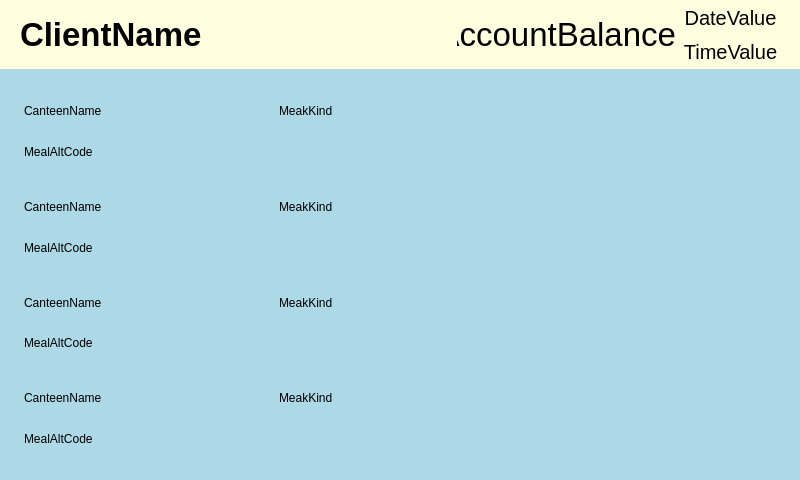
Above: ServerApp/SubApps/Inform/Layouts/CardScannedLayout.ui from KelloTomas/CVUTMasterThesis before the change. Below: the same form after it.
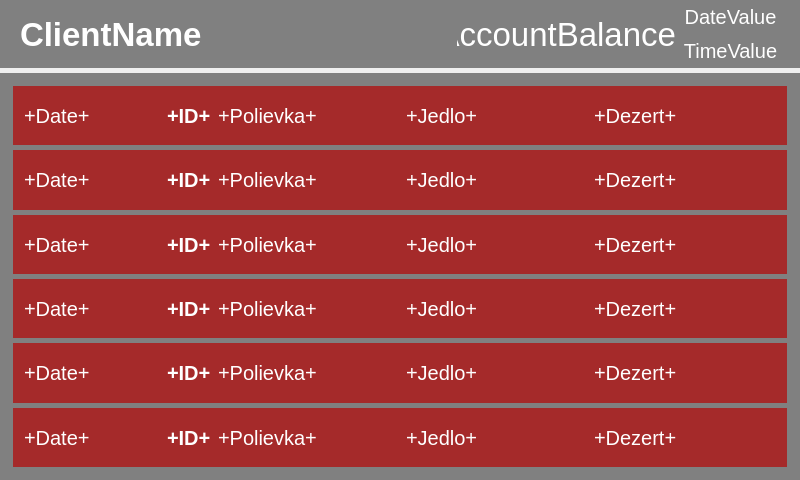
That is the form after the change.

The edit to the form file:
```diff
--- a/ServerApp/SubApps/Inform/Layouts/CardScannedLayout.ui
+++ b/ServerApp/SubApps/Inform/Layouts/CardScannedLayout.ui
@@ -15,7 +15,7 @@
   </property>
   <layout class="QVBoxLayout" name="verticalLayout_10" stretch="1,6">
    <property name="spacing">
-    <number>0</number>
+    <number>5</number>
    </property>
    <property name="leftMargin">
     <number>0</number>
@@ -38,7 +38,7 @@
       </sizepolicy>
      </property>
      <property name="styleSheet">
-      <string notr="true">background:LightYellow</string>
+      <string notr="true">background:Gray</string>
      </property>
      <property name="class" stdset="0">
       <string>lightPanelStyle</string>
@@ -75,7 +75,7 @@
          </font>
         </property>
         <property name="styleSheet">
-         <string notr="true"/>
+         <string notr="true">color:white</string>
         </property>
         <property name="text">
          <string>ClientName</string>
@@ -95,6 +95,9 @@
           <pointsize>25</pointsize>
          </font>
         </property>
+        <property name="styleSheet">
+         <string notr="true">color:white</string>
+        </property>
         <property name="text">
          <string>AccountBalance</string>
         </property>
@@ -143,6 +146,9 @@
              <pointsize>15</pointsize>
             </font>
            </property>
+           <property name="styleSheet">
+            <string notr="true">color:white</string>
+           </property>
            <property name="text">
             <string>DateValue</string>
            </property>
@@ -167,6 +173,9 @@
              <pointsize>15</pointsize>
             </font>
            </property>
+           <property name="styleSheet">
+            <string notr="true">color:white</string>
+           </property>
            <property name="text">
             <string>TimeValue</string>
            </property>
@@ -193,14 +202,14 @@
       </sizepolicy>
      </property>
      <property name="styleSheet">
-      <string notr="true">background:lightBlue</string>
+      <string notr="true">background:gray</string>
      </property>
      <property name="class" stdset="0">
       <string>darkPanelStyle</string>
      </property>
-     <layout class="QVBoxLayout" name="verticalLayout" stretch="0">
+     <layout class="QVBoxLayout" name="verticalLayout" stretch="0,0,0,0,0,0">
       <property name="spacing">
-       <number>0</number>
+       <number>5</number>
       </property>
       <property name="leftMargin">
        <number>13</number>
@@ -215,7 +224,10 @@
        <number>13</number>
       </property>
       <item>
-       <widget class="QWidget" name="_tableLayout" native="true">
+       <widget class="QWidget" name="_tableLayout_0" native="true">
+        <property name="styleSheet">
+         <string notr="true">background:brown</string>
+        </property>
         <property name="class" stdset="0">
          <string>tableBgStyle</string>
         </property>
@@ -240,33 +252,25 @@
            <property name="class" stdset="0">
             <string>tableCell</string>
            </property>
-           <layout class="QGridLayout" name="row_0" columnstretch="1,2">
-            <item row="0" column="1">
-             <widget class="QLabel" name="ClientMealKind_0">
+           <layout class="QHBoxLayout" name="horizontalLayout" stretch="3,1,4,4,4">
+            <item>
+             <widget class="QLabel" name="Date_0">
               <property name="sizePolicy">
                <sizepolicy hsizetype="Ignored" vsizetype="Ignored">
                 <horstretch>0</horstretch>
                 <verstretch>0</verstretch>
                </sizepolicy>
               </property>
-              <property name="text">
-               <string>MeakKind</string>
+              <property name="font">
+               <font>
+                <pointsize>15</pointsize>
+               </font>
               </property>
-              <property name="class" stdset="0">
-               <string>servedMealsListMealKindStyle</string>
+              <property name="styleSheet">
+               <string notr="true">color:white</string>
               </property>
-             </widget>
-            </item>
-            <item row="1" column="0" colspan="2">
-             <widget class="QLabel" name="ClientMealAlt_0">
-              <property name="sizePolicy">
-               <sizepolicy hsizetype="Ignored" vsizetype="Ignored">
-                <horstretch>0</horstretch>
-                <verstretch>0</verstretch>
-               </sizepolicy>
-              </property>
               <property name="text">
-               <string>MealAltCode</string>
+               <string>+Date+</string>
               </property>
               <property name="alignment">
                <set>Qt::AlignLeading|Qt::AlignLeft|Qt::AlignVCenter</set>
@@ -276,124 +280,302 @@
               </property>
              </widget>
             </item>
-            <item row="0" column="0">
-             <widget class="QLabel" name="CanteenName_0">
+            <item>
+             <widget class="QLabel" name="IdMenu_0">
               <property name="sizePolicy">
                <sizepolicy hsizetype="Ignored" vsizetype="Ignored">
                 <horstretch>0</horstretch>
                 <verstretch>0</verstretch>
                </sizepolicy>
               </property>
-              <property name="text">
-               <string>CanteenName</string>
+              <property name="font">
+               <font>
+                <pointsize>15</pointsize>
+                <weight>75</weight>
+                <bold>true</bold>
+               </font>
               </property>
-              <property name="alignment">
-               <set>Qt::AlignLeading|Qt::AlignLeft|Qt::AlignVCenter</set>
+              <property name="styleSheet">
+               <string notr="true">color:white</string>
               </property>
+              <property name="text">
+               <string>+ID+</string>
+              </property>
               <property name="class" stdset="0">
                <string>servedMealsListCanteenStyle</string>
               </property>
              </widget>
             </item>
-           </layout>
-          </widget>
-         </item>
-         <item>
-          <widget class="QWidget" name="_row_1" native="true">
-           <property name="class" stdset="0">
-            <string>tableCell</string>
-           </property>
-           <layout class="QGridLayout" name="row_1" columnstretch="1,2">
-            <item row="0" column="1">
-             <widget class="QLabel" name="ClientMealKind_1">
+            <item>
+             <widget class="QLabel" name="Soup_0">
               <property name="sizePolicy">
                <sizepolicy hsizetype="Ignored" vsizetype="Ignored">
                 <horstretch>0</horstretch>
                 <verstretch>0</verstretch>
                </sizepolicy>
               </property>
-              <property name="text">
-               <string>MeakKind</string>
+              <property name="font">
+               <font>
+                <pointsize>15</pointsize>
+               </font>
               </property>
-              <property name="class" stdset="0">
-               <string>servedMealsListMealKindStyle</string>
+              <property name="styleSheet">
+               <string notr="true">color:white</string>
               </property>
+              <property name="text">
+               <string>+Polievka+</string>
+              </property>
              </widget>
             </item>
-            <item row="0" column="0">
-             <widget class="QLabel" name="CanteenName_1">
+            <item>
+             <widget class="QLabel" name="Meal_0">
               <property name="sizePolicy">
                <sizepolicy hsizetype="Ignored" vsizetype="Ignored">
                 <horstretch>0</horstretch>
                 <verstretch>0</verstretch>
                </sizepolicy>
               </property>
-              <property name="text">
-               <string>CanteenName</string>
+              <property name="font">
+               <font>
+                <pointsize>15</pointsize>
+               </font>
               </property>
-              <property name="alignment">
-               <set>Qt::AlignLeading|Qt::AlignLeft|Qt::AlignVCenter</set>
+              <property name="styleSheet">
+               <string notr="true">color:white</string>
               </property>
-              <property name="class" stdset="0">
-               <string>servedMealsListCanteenStyle</string>
+              <property name="text">
+               <string>+Jedlo+</string>
               </property>
              </widget>
             </item>
-            <item row="1" column="0" colspan="2">
-             <widget class="QLabel" name="ClientMealAlt_1">
+            <item>
+             <widget class="QLabel" name="Desert_0">
               <property name="sizePolicy">
                <sizepolicy hsizetype="Ignored" vsizetype="Ignored">
                 <horstretch>0</horstretch>
                 <verstretch>0</verstretch>
                </sizepolicy>
               </property>
-              <property name="text">
-               <string>MealAltCode</string>
+              <property name="font">
+               <font>
+                <pointsize>15</pointsize>
+               </font>
               </property>
-              <property name="alignment">
-               <set>Qt::AlignLeading|Qt::AlignLeft|Qt::AlignVCenter</set>
+              <property name="styleSheet">
+               <string notr="true">color:white</string>
               </property>
-              <property name="class" stdset="0">
-               <string>servedMealsListMealAltStyle</string>
+              <property name="text">
+               <string>+Dezert+</string>
               </property>
              </widget>
             </item>
            </layout>
           </widget>
          </item>
+        </layout>
+       </widget>
+      </item>
+      <item>
+       <widget class="QWidget" name="_tableLayout_2" native="true">
+        <property name="styleSheet">
+         <string notr="true">background:brown</string>
+        </property>
+        <property name="class" stdset="0">
+         <string>tableBgStyle</string>
+        </property>
+        <layout class="QVBoxLayout" name="tableLayout_4">
+         <property name="spacing">
+          <number>2</number>
+         </property>
+         <property name="leftMargin">
+          <number>2</number>
+         </property>
+         <property name="topMargin">
+          <number>2</number>
+         </property>
+         <property name="rightMargin">
+          <number>2</number>
+         </property>
+         <property name="bottomMargin">
+          <number>2</number>
+         </property>
          <item>
           <widget class="QWidget" name="_row_2" native="true">
            <property name="class" stdset="0">
             <string>tableCell</string>
            </property>
-           <layout class="QGridLayout" name="row_2" columnstretch="1,2">
-            <item row="0" column="1">
-             <widget class="QLabel" name="ClientMealKind_2">
+           <layout class="QHBoxLayout" name="horizontalLayout_4" stretch="3,1,4,4,4">
+            <item>
+             <widget class="QLabel" name="Date_2">
               <property name="sizePolicy">
                <sizepolicy hsizetype="Ignored" vsizetype="Ignored">
                 <horstretch>0</horstretch>
                 <verstretch>0</verstretch>
                </sizepolicy>
               </property>
+              <property name="font">
+               <font>
+                <pointsize>15</pointsize>
+               </font>
+              </property>
+              <property name="styleSheet">
+               <string notr="true">color:white</string>
+              </property>
               <property name="text">
-               <string>MeakKind</string>
+               <string>+Date+</string>
               </property>
+              <property name="alignment">
+               <set>Qt::AlignLeading|Qt::AlignLeft|Qt::AlignVCenter</set>
+              </property>
               <property name="class" stdset="0">
+               <string>servedMealsListCanteenStyle</string>
+              </property>
+             </widget>
+            </item>
+            <item>
+             <widget class="QLabel" name="IdMenu_2">
+              <property name="sizePolicy">
+               <sizepolicy hsizetype="Ignored" vsizetype="Ignored">
+                <horstretch>0</horstretch>
+                <verstretch>0</verstretch>
+               </sizepolicy>
+              </property>
+              <property name="font">
+               <font>
+                <pointsize>15</pointsize>
+                <weight>75</weight>
+                <bold>true</bold>
+               </font>
+              </property>
+              <property name="styleSheet">
+               <string notr="true">color:white</string>
+              </property>
+              <property name="text">
+               <string>+ID+</string>
+              </property>
+              <property name="class" stdset="0">
                <string>servedMealsListMealKindStyle</string>
               </property>
              </widget>
             </item>
-            <item row="0" column="0">
-             <widget class="QLabel" name="CanteenName_2">
+            <item>
+             <widget class="QLabel" name="Soup_2">
               <property name="sizePolicy">
                <sizepolicy hsizetype="Ignored" vsizetype="Ignored">
                 <horstretch>0</horstretch>
                 <verstretch>0</verstretch>
                </sizepolicy>
               </property>
+              <property name="font">
+               <font>
+                <pointsize>15</pointsize>
+               </font>
+              </property>
+              <property name="styleSheet">
+               <string notr="true">color:white</string>
+              </property>
               <property name="text">
-               <string>CanteenName</string>
+               <string>+Polievka+</string>
               </property>
+             </widget>
+            </item>
+            <item>
+             <widget class="QLabel" name="Meal_2">
+              <property name="sizePolicy">
+               <sizepolicy hsizetype="Ignored" vsizetype="Ignored">
+                <horstretch>0</horstretch>
+                <verstretch>0</verstretch>
+               </sizepolicy>
+              </property>
+              <property name="font">
+               <font>
+                <pointsize>15</pointsize>
+               </font>
+              </property>
+              <property name="styleSheet">
+               <string notr="true">color:white</string>
+              </property>
+              <property name="text">
+               <string>+Jedlo+</string>
+              </property>
+             </widget>
+            </item>
+            <item>
+             <widget class="QLabel" name="Desert_2">
+              <property name="sizePolicy">
+               <sizepolicy hsizetype="Ignored" vsizetype="Ignored">
+                <horstretch>0</horstretch>
+                <verstretch>0</verstretch>
+               </sizepolicy>
+              </property>
+              <property name="font">
+               <font>
+                <pointsize>15</pointsize>
+               </font>
+              </property>
+              <property name="styleSheet">
+               <string notr="true">color:white</string>
+              </property>
+              <property name="text">
+               <string>+Dezert+</string>
+              </property>
+             </widget>
+            </item>
+           </layout>
+          </widget>
+         </item>
+        </layout>
+       </widget>
+      </item>
+      <item>
+       <widget class="QWidget" name="_tableLayout_1" native="true">
+        <property name="styleSheet">
+         <string notr="true">background:brown</string>
+        </property>
+        <property name="class" stdset="0">
+         <string>tableBgStyle</string>
+        </property>
+        <layout class="QVBoxLayout" name="tableLayout_2">
+         <property name="spacing">
+          <number>2</number>
+         </property>
+         <property name="leftMargin">
+          <number>2</number>
+         </property>
+         <property name="topMargin">
+          <number>2</number>
+         </property>
+         <property name="rightMargin">
+          <number>2</number>
+         </property>
+         <property name="bottomMargin">
+          <number>2</number>
+         </property>
+         <item>
+          <widget class="QWidget" name="_row_1" native="true">
+           <property name="class" stdset="0">
+            <string>tableCell</string>
+           </property>
+           <layout class="QHBoxLayout" name="horizontalLayout_2" stretch="3,1,4,4,4">
+            <item>
+             <widget class="QLabel" name="Date_1">
+              <property name="sizePolicy">
+               <sizepolicy hsizetype="Ignored" vsizetype="Ignored">
+                <horstretch>0</horstretch>
+                <verstretch>0</verstretch>
+               </sizepolicy>
+              </property>
+              <property name="font">
+               <font>
+                <pointsize>15</pointsize>
+               </font>
+              </property>
+              <property name="styleSheet">
+               <string notr="true">color:white</string>
+              </property>
+              <property name="text">
+               <string>+Date+</string>
+              </property>
               <property name="alignment">
                <set>Qt::AlignLeading|Qt::AlignLeft|Qt::AlignVCenter</set>
               </property>
@@ -402,61 +584,302 @@
               </property>
              </widget>
             </item>
-            <item row="1" column="0" colspan="2">
-             <widget class="QLabel" name="ClientMealAlt_2">
+            <item>
+             <widget class="QLabel" name="IdMenu_1">
               <property name="sizePolicy">
                <sizepolicy hsizetype="Ignored" vsizetype="Ignored">
                 <horstretch>0</horstretch>
                 <verstretch>0</verstretch>
                </sizepolicy>
               </property>
-              <property name="text">
-               <string>MealAltCode</string>
+              <property name="font">
+               <font>
+                <pointsize>15</pointsize>
+                <weight>75</weight>
+                <bold>true</bold>
+               </font>
               </property>
-              <property name="alignment">
-               <set>Qt::AlignLeading|Qt::AlignLeft|Qt::AlignVCenter</set>
+              <property name="styleSheet">
+               <string notr="true">color:white</string>
               </property>
+              <property name="text">
+               <string>+ID+</string>
+              </property>
               <property name="class" stdset="0">
                <string>servedMealsListMealAltStyle</string>
               </property>
              </widget>
             </item>
+            <item>
+             <widget class="QLabel" name="Soup_1">
+              <property name="sizePolicy">
+               <sizepolicy hsizetype="Ignored" vsizetype="Ignored">
+                <horstretch>0</horstretch>
+                <verstretch>0</verstretch>
+               </sizepolicy>
+              </property>
+              <property name="font">
+               <font>
+                <pointsize>15</pointsize>
+               </font>
+              </property>
+              <property name="styleSheet">
+               <string notr="true">color:white</string>
+              </property>
+              <property name="text">
+               <string>+Polievka+</string>
+              </property>
+             </widget>
+            </item>
+            <item>
+             <widget class="QLabel" name="Meal_1">
+              <property name="sizePolicy">
+               <sizepolicy hsizetype="Ignored" vsizetype="Ignored">
+                <horstretch>0</horstretch>
+                <verstretch>0</verstretch>
+               </sizepolicy>
+              </property>
+              <property name="font">
+               <font>
+                <pointsize>15</pointsize>
+               </font>
+              </property>
+              <property name="styleSheet">
+               <string notr="true">color:white</string>
+              </property>
+              <property name="text">
+               <string>+Jedlo+</string>
+              </property>
+             </widget>
+            </item>
+            <item>
+             <widget class="QLabel" name="Desert_1">
+              <property name="sizePolicy">
+               <sizepolicy hsizetype="Ignored" vsizetype="Ignored">
+                <horstretch>0</horstretch>
+                <verstretch>0</verstretch>
+               </sizepolicy>
+              </property>
+              <property name="font">
+               <font>
+                <pointsize>15</pointsize>
+               </font>
+              </property>
+              <property name="styleSheet">
+               <string notr="true">color:white</string>
+              </property>
+              <property name="text">
+               <string>+Dezert+</string>
+              </property>
+             </widget>
+            </item>
            </layout>
           </widget>
          </item>
+        </layout>
+       </widget>
+      </item>
+      <item>
+       <widget class="QWidget" name="_tableLayout_3" native="true">
+        <property name="styleSheet">
+         <string notr="true">background:brown</string>
+        </property>
+        <property name="class" stdset="0">
+         <string>tableBgStyle</string>
+        </property>
+        <layout class="QVBoxLayout" name="tableLayout_3">
+         <property name="spacing">
+          <number>2</number>
+         </property>
+         <property name="leftMargin">
+          <number>2</number>
+         </property>
+         <property name="topMargin">
+          <number>2</number>
+         </property>
+         <property name="rightMargin">
+          <number>2</number>
+         </property>
+         <property name="bottomMargin">
+          <number>2</number>
+         </property>
          <item>
           <widget class="QWidget" name="_row_3" native="true">
            <property name="class" stdset="0">
             <string>tableCell</string>
            </property>
-           <layout class="QGridLayout" name="row_3" columnstretch="1,2">
-            <item row="0" column="1">
-             <widget class="QLabel" name="ClientMealKind_3">
+           <layout class="QHBoxLayout" name="horizontalLayout_3" stretch="3,1,4,4,4">
+            <item>
+             <widget class="QLabel" name="Date_3">
               <property name="sizePolicy">
                <sizepolicy hsizetype="Ignored" vsizetype="Ignored">
                 <horstretch>0</horstretch>
                 <verstretch>0</verstretch>
                </sizepolicy>
               </property>
+              <property name="font">
+               <font>
+                <pointsize>15</pointsize>
+               </font>
+              </property>
+              <property name="styleSheet">
+               <string notr="true">color:white</string>
+              </property>
               <property name="text">
-               <string>MeakKind</string>
+               <string>+Date+</string>
               </property>
+              <property name="alignment">
+               <set>Qt::AlignLeading|Qt::AlignLeft|Qt::AlignVCenter</set>
+              </property>
               <property name="class" stdset="0">
+               <string>servedMealsListCanteenStyle</string>
+              </property>
+             </widget>
+            </item>
+            <item>
+             <widget class="QLabel" name="IdMenu_3">
+              <property name="sizePolicy">
+               <sizepolicy hsizetype="Ignored" vsizetype="Ignored">
+                <horstretch>0</horstretch>
+                <verstretch>0</verstretch>
+               </sizepolicy>
+              </property>
+              <property name="font">
+               <font>
+                <pointsize>15</pointsize>
+                <weight>75</weight>
+                <bold>true</bold>
+               </font>
+              </property>
+              <property name="styleSheet">
+               <string notr="true">color:white</string>
+              </property>
+              <property name="text">
+               <string>+ID+</string>
+              </property>
+              <property name="class" stdset="0">
                <string>servedMealsListMealKindStyle</string>
               </property>
              </widget>
             </item>
-            <item row="0" column="0">
-             <widget class="QLabel" name="CanteenName_3">
+            <item>
+             <widget class="QLabel" name="Soup_3">
               <property name="sizePolicy">
                <sizepolicy hsizetype="Ignored" vsizetype="Ignored">
                 <horstretch>0</horstretch>
                 <verstretch>0</verstretch>
                </sizepolicy>
               </property>
+              <property name="font">
+               <font>
+                <pointsize>15</pointsize>
+               </font>
+              </property>
+              <property name="styleSheet">
+               <string notr="true">color:white</string>
+              </property>
               <property name="text">
-               <string>CanteenName</string>
+               <string>+Polievka+</string>
               </property>
+             </widget>
+            </item>
+            <item>
+             <widget class="QLabel" name="Meal_3">
+              <property name="sizePolicy">
+               <sizepolicy hsizetype="Ignored" vsizetype="Ignored">
+                <horstretch>0</horstretch>
+                <verstretch>0</verstretch>
+               </sizepolicy>
+              </property>
+              <property name="font">
+               <font>
+                <pointsize>15</pointsize>
+               </font>
+              </property>
+              <property name="styleSheet">
+               <string notr="true">color:white</string>
+              </property>
+              <property name="text">
+               <string>+Jedlo+</string>
+              </property>
+             </widget>
+            </item>
+            <item>
+             <widget class="QLabel" name="Desert_3">
+              <property name="sizePolicy">
+               <sizepolicy hsizetype="Ignored" vsizetype="Ignored">
+                <horstretch>0</horstretch>
+                <verstretch>0</verstretch>
+               </sizepolicy>
+              </property>
+              <property name="font">
+               <font>
+                <pointsize>15</pointsize>
+               </font>
+              </property>
+              <property name="styleSheet">
+               <string notr="true">color:white</string>
+              </property>
+              <property name="text">
+               <string>+Dezert+</string>
+              </property>
+             </widget>
+            </item>
+           </layout>
+          </widget>
+         </item>
+        </layout>
+       </widget>
+      </item>
+      <item>
+       <widget class="QWidget" name="_tableLayout_4" native="true">
+        <property name="styleSheet">
+         <string notr="true">background:brown</string>
+        </property>
+        <property name="class" stdset="0">
+         <string>tableBgStyle</string>
+        </property>
+        <layout class="QVBoxLayout" name="tableLayout_5">
+         <property name="spacing">
+          <number>2</number>
+         </property>
+         <property name="leftMargin">
+          <number>2</number>
+         </property>
+         <property name="topMargin">
+          <number>2</number>
+         </property>
+         <property name="rightMargin">
+          <number>2</number>
+         </property>
+         <property name="bottomMargin">
+          <number>2</number>
+         </property>
+         <item>
+          <widget class="QWidget" name="_row_4" native="true">
+           <property name="class" stdset="0">
+            <string>tableCell</string>
+           </property>
+           <layout class="QHBoxLayout" name="horizontalLayout_5" stretch="3,1,4,4,4">
+            <item>
+             <widget class="QLabel" name="Date_4">
+              <property name="sizePolicy">
+               <sizepolicy hsizetype="Ignored" vsizetype="Ignored">
+                <horstretch>0</horstretch>
+                <verstretch>0</verstretch>
+               </sizepolicy>
+              </property>
+              <property name="font">
+               <font>
+                <pointsize>15</pointsize>
+               </font>
+              </property>
+              <property name="styleSheet">
+               <string notr="true">color:white</string>
+              </property>
+              <property name="text">
+               <string>+Date+</string>
+              </property>
               <property name="alignment">
                <set>Qt::AlignLeading|Qt::AlignLeft|Qt::AlignVCenter</set>
               </property>
@@ -465,22 +888,244 @@
               </property>
              </widget>
             </item>
-            <item row="1" column="0" colspan="2">
-             <widget class="QLabel" name="ClientMealAlt_3">
+            <item>
+             <widget class="QLabel" name="IdMenu_4">
               <property name="sizePolicy">
                <sizepolicy hsizetype="Ignored" vsizetype="Ignored">
                 <horstretch>0</horstretch>
                 <verstretch>0</verstretch>
                </sizepolicy>
               </property>
+              <property name="font">
+               <font>
+                <pointsize>15</pointsize>
+                <weight>75</weight>
+                <bold>true</bold>
+               </font>
+              </property>
+              <property name="styleSheet">
+               <string notr="true">color:white</string>
+              </property>
               <property name="text">
-               <string>MealAltCode</string>
+               <string>+ID+</string>
               </property>
+              <property name="class" stdset="0">
+               <string>servedMealsListMealKindStyle</string>
+              </property>
+             </widget>
+            </item>
+            <item>
+             <widget class="QLabel" name="Soup_4">
+              <property name="sizePolicy">
+               <sizepolicy hsizetype="Ignored" vsizetype="Ignored">
+                <horstretch>0</horstretch>
+                <verstretch>0</verstretch>
+               </sizepolicy>
+              </property>
+              <property name="font">
+               <font>
+                <pointsize>15</pointsize>
+               </font>
+              </property>
+              <property name="styleSheet">
+               <string notr="true">color:white</string>
+              </property>
+              <property name="text">
+               <string>+Polievka+</string>
+              </property>
+             </widget>
+            </item>
+            <item>
+             <widget class="QLabel" name="Meal_4">
+              <property name="sizePolicy">
+               <sizepolicy hsizetype="Ignored" vsizetype="Ignored">
+                <horstretch>0</horstretch>
+                <verstretch>0</verstretch>
+               </sizepolicy>
+              </property>
+              <property name="font">
+               <font>
+                <pointsize>15</pointsize>
+               </font>
+              </property>
+              <property name="styleSheet">
+               <string notr="true">color:white</string>
+              </property>
+              <property name="text">
+               <string>+Jedlo+</string>
+              </property>
+             </widget>
+            </item>
+            <item>
+             <widget class="QLabel" name="Desert_4">
+              <property name="sizePolicy">
+               <sizepolicy hsizetype="Ignored" vsizetype="Ignored">
+                <horstretch>0</horstretch>
+                <verstretch>0</verstretch>
+               </sizepolicy>
+              </property>
+              <property name="font">
+               <font>
+                <pointsize>15</pointsize>
+               </font>
+              </property>
+              <property name="styleSheet">
+               <string notr="true">color:white</string>
+              </property>
+              <property name="text">
+               <string>+Dezert+</string>
+              </property>
+             </widget>
+            </item>
+           </layout>
+          </widget>
+         </item>
+        </layout>
+       </widget>
+      </item>
+      <item>
+       <widget class="QWidget" name="_tableLayout_5" native="true">
+        <property name="styleSheet">
+         <string notr="true">background:brown</string>
+        </property>
+        <property name="class" stdset="0">
+         <string>tableBgStyle</string>
+        </property>
+        <layout class="QVBoxLayout" name="tableLayout_6">
+         <property name="spacing">
+          <number>2</number>
+         </property>
+         <property name="leftMargin">
+          <number>2</number>
+         </property>
+         <property name="topMargin">
+          <number>2</number>
+         </property>
+         <property name="rightMargin">
+          <number>2</number>
+         </property>
+         <property name="bottomMargin">
+          <number>2</number>
+         </property>
+         <item>
+          <widget class="QWidget" name="_row_5" native="true">
+           <property name="class" stdset="0">
+            <string>tableCell</string>
+           </property>
+           <layout class="QHBoxLayout" name="horizontalLayout_6" stretch="3,1,4,4,4">
+            <item>
+             <widget class="QLabel" name="Date_5">
+              <property name="sizePolicy">
+               <sizepolicy hsizetype="Ignored" vsizetype="Ignored">
+                <horstretch>0</horstretch>
+                <verstretch>0</verstretch>
+               </sizepolicy>
+              </property>
+              <property name="font">
+               <font>
+                <pointsize>15</pointsize>
+               </font>
+              </property>
+              <property name="styleSheet">
+               <string notr="true">color:white</string>
+              </property>
+              <property name="text">
+               <string>+Date+</string>
+              </property>
               <property name="alignment">
                <set>Qt::AlignLeading|Qt::AlignLeft|Qt::AlignVCenter</set>
               </property>
               <property name="class" stdset="0">
-               <string>servedMealsListMealAltStyle</string>
+               <string>servedMealsListCanteenStyle</string>
+              </property>
+             </widget>
+            </item>
+            <item>
+             <widget class="QLabel" name="IdMenu_5">
+              <property name="sizePolicy">
+               <sizepolicy hsizetype="Ignored" vsizetype="Ignored">
+                <horstretch>0</horstretch>
+                <verstretch>0</verstretch>
+               </sizepolicy>
+              </property>
+              <property name="font">
+               <font>
+                <pointsize>15</pointsize>
+                <weight>75</weight>
+                <bold>true</bold>
+               </font>
+              </property>
+              <property name="styleSheet">
+               <string notr="true">color:white</string>
+              </property>
+              <property name="text">
+               <string>+ID+</string>
+              </property>
+              <property name="class" stdset="0">
+               <string>servedMealsListMealKindStyle</string>
+              </property>
+             </widget>
+            </item>
+            <item>
+             <widget class="QLabel" name="Soup_5">
+              <property name="sizePolicy">
+               <sizepolicy hsizetype="Ignored" vsizetype="Ignored">
+                <horstretch>0</horstretch>
+                <verstretch>0</verstretch>
+               </sizepolicy>
+              </property>
+              <property name="font">
+               <font>
+                <pointsize>15</pointsize>
+               </font>
+              </property>
+              <property name="styleSheet">
+               <string notr="true">color:white</string>
+              </property>
+              <property name="text">
+               <string>+Polievka+</string>
+              </property>
+             </widget>
+            </item>
+            <item>
+             <widget class="QLabel" name="Meal_5">
+              <property name="sizePolicy">
+               <sizepolicy hsizetype="Ignored" vsizetype="Ignored">
+                <horstretch>0</horstretch>
+                <verstretch>0</verstretch>
+               </sizepolicy>
+              </property>
+              <property name="font">
+               <font>
+                <pointsize>15</pointsize>
+               </font>
+              </property>
+              <property name="styleSheet">
+               <string notr="true">color:white</string>
+              </property>
+              <property name="text">
+               <string>+Jedlo+</string>
+              </property>
+             </widget>
+            </item>
+            <item>
+             <widget class="QLabel" name="Desert_5">
+              <property name="sizePolicy">
+               <sizepolicy hsizetype="Ignored" vsizetype="Ignored">
+                <horstretch>0</horstretch>
+                <verstretch>0</verstretch>
+               </sizepolicy>
+              </property>
+              <property name="font">
+               <font>
+                <pointsize>15</pointsize>
+               </font>
+              </property>
+              <property name="styleSheet">
+               <string notr="true">color:white</string>
+              </property>
+              <property name="text">
+               <string>+Dezert+</string>
               </property>
              </widget>
             </item>
```
Left out of the diff: 17 changed lines with no effect on the pictures.
